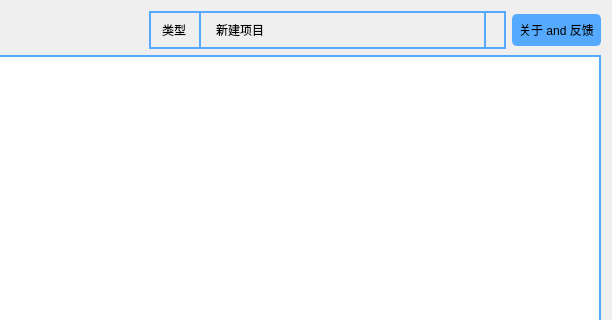
Old version of the form docmentui.ui in the repository KeyboardMan1996/qssEditer; both pictures show x 219 to 831 and y 0 to 320 of the 831 by 860 pixel window.
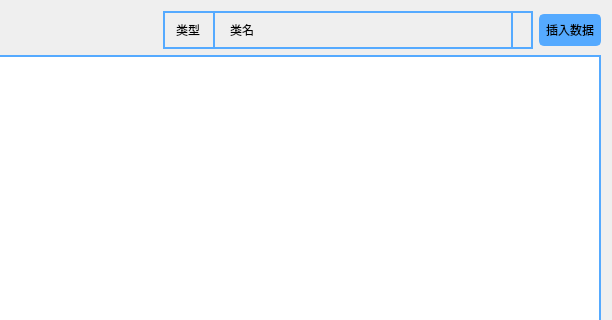
New version of the form. Icons and pictures are not drawn.

What changed in the file:
```diff
--- a/docmentui.ui
+++ b/docmentui.ui
@@ -177,7 +177,7 @@
           </property>
           <item>
            <property name="text">
-            <string>新建项目</string>
+            <string>类名</string>
            </property>
           </item>
           <item>
@@ -225,7 +225,7 @@
 }</string>
        </property>
        <property name="text">
-        <string>关于 and 反馈</string>
+        <string>插入数据</string>
        </property>
       </widget>
      </item>
```
Left out of the diff: 21 changed lines with no effect on the pictures.
